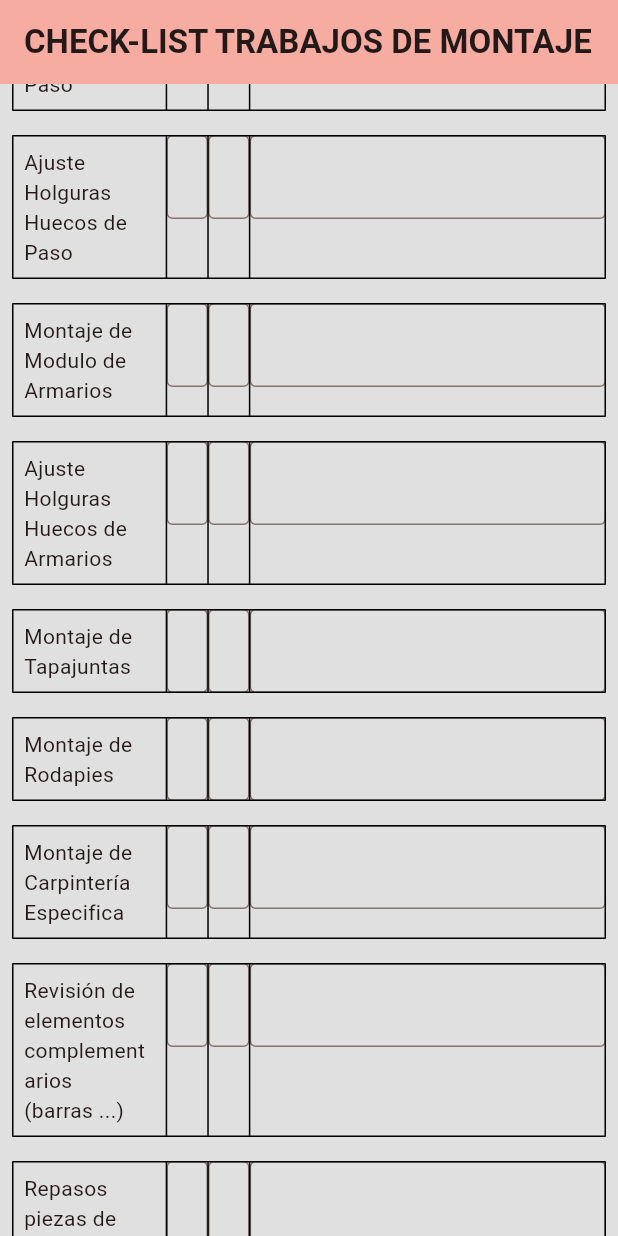
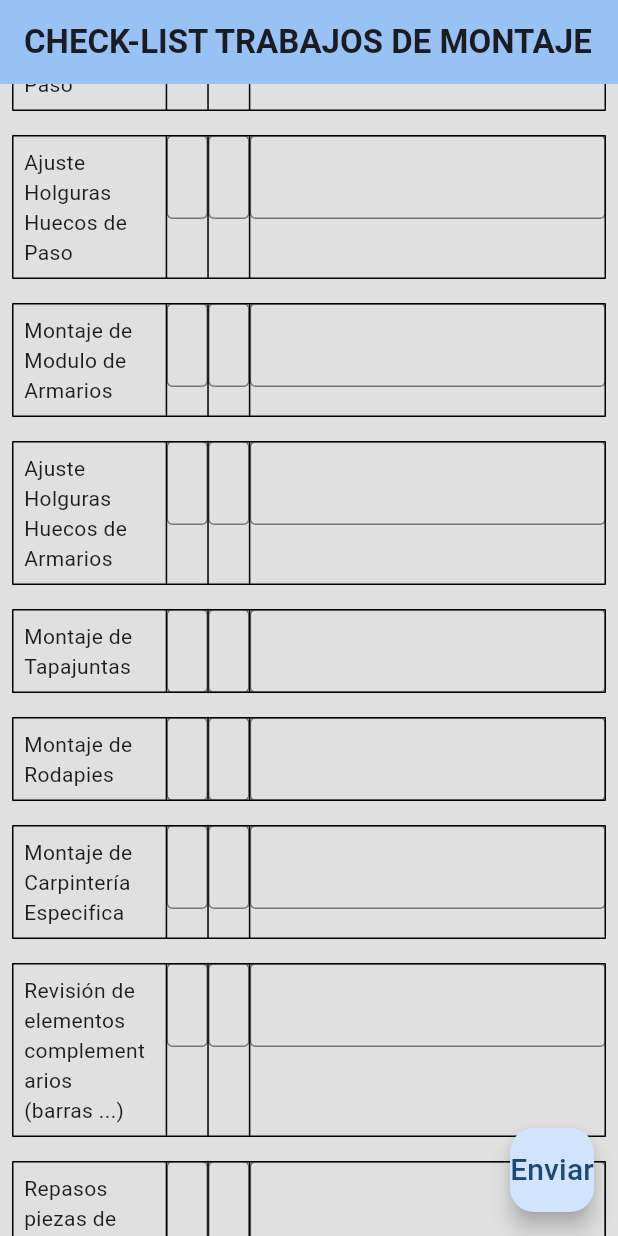
Before and after one commit to BelenAG3/trabajos, a Flutter app: the screen it shows after launch, scrolled down 1728 dp, on a phone screen of 412 x 824 dp. Run offline on Flutter 3.47's test engine with Material 3 defaults, Android fonts, the phone set to English and light mode, and no system bars.

Commit message:
añadir botón y cambio de color título

```diff
--- a/lib/main.dart
+++ b/lib/main.dart
@@ -14,7 +14,7 @@ class MyApp extends StatelessWidget {
       title: 'Flutter Demo',
       theme: ThemeData(
 
-        colorScheme: ColorScheme.fromSeed(seedColor: Color(0xFF800000)),
+        colorScheme: ColorScheme.fromSeed(seedColor: Colors.blue),
         useMaterial3: true,
       ),
       home: const MyHomePage(title: 'CHECK-LIST TRABAJOS DE MONTAJE'),
@@ -1084,6 +1084,15 @@ class _MyHomePageState extends State<MyHomePage> {
         tooltip: 'Increment',
         child: const Icon(Icons.add),
       ),*/ // This trailing comma makes auto-formatting nicer for build methods.
+      floatingActionButton: FloatingActionButton(
+         onPressed: () {
+           //acción
+         },
+         child: const Text(
+           'Enviar',
+           style: TextStyle(fontSize: 20),
+         ),
+       ),
     );
   }
 }
```
